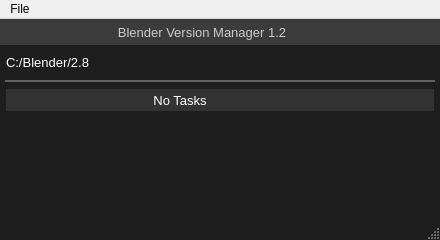
Old version of the form main_window_design.ui in the repository DotBow/Blender-Version-Manager.
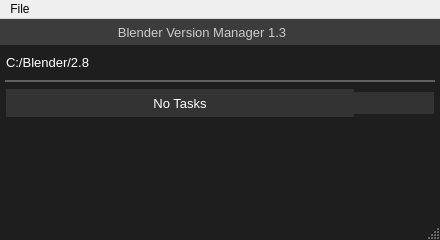
New version of the form. Icons and pictures are not drawn.

Commit message: Changed progress bar style. Updated version to 1.3

Patch:
```diff
--- a/main_window_design.ui
+++ b/main_window_design.ui
@@ -163,7 +163,7 @@
 padding: 0px 0px 0px 20px;</string>
         </property>
         <property name="text">
-         <string notr="true">Blender Version Manager 1.2</string>
+         <string notr="true">Blender Version Manager 1.3</string>
         </property>
         <property name="alignment">
          <set>Qt::AlignCenter</set>
@@ -502,7 +502,7 @@
         <property name="minimumSize">
          <size>
           <width>0</width>
-          <height>22</height>
+          <height>28</height>
          </size>
         </property>
         <property name="font">
@@ -519,14 +519,15 @@
         <property name="statusTip">
          <string notr="true"/>
         </property>
+        <property name="autoFillBackground">
+         <bool>false</bool>
+        </property>
         <property name="styleSheet">
          <string notr="true">QProgressBar
 {
 	color: rgb(255, 255, 255);
 	background-color: rgb(51, 51, 51);
-	border-style: solid;
 	border-color: rgb(51, 51, 51);
-	border-width: 3px;
 }
 
 QProgressBar::chunk 
```
The commit also changes 3 other files.
